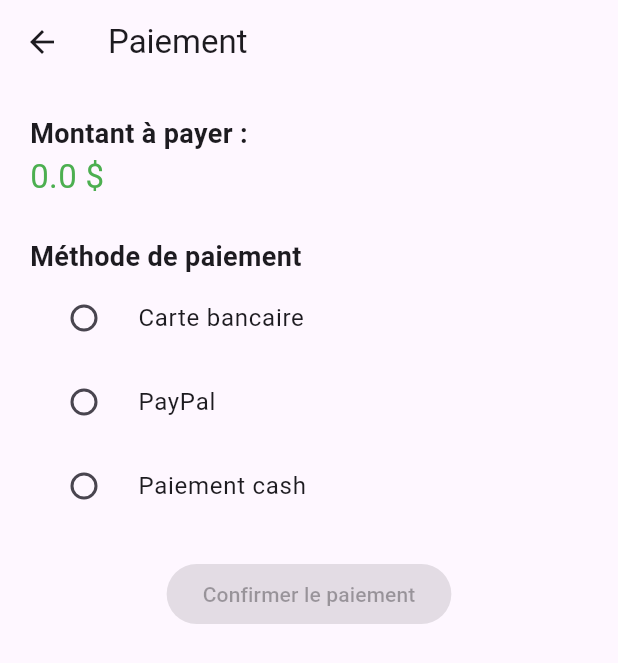
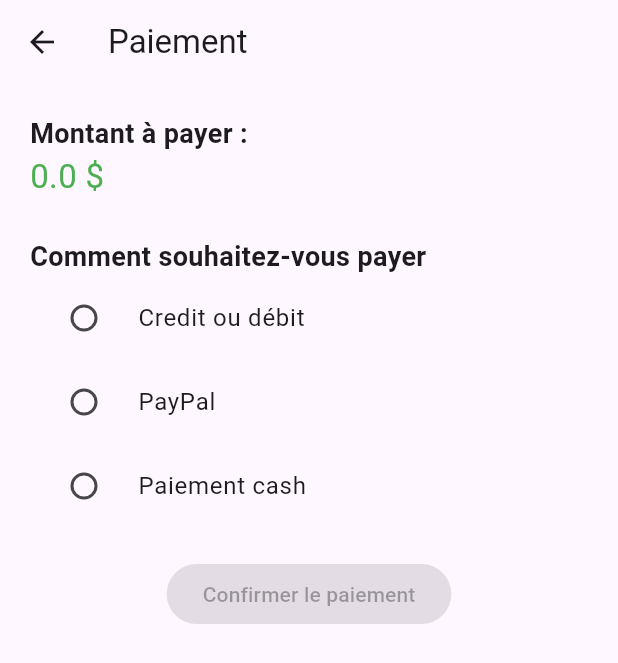
Before and after one commit to dialloramatoulayebah/Projet_Application_De_Restauration_Maison_Des_Saveurs, a Flutter app: the PagePaiement screen opened directly, on a phone screen of 412 x 824 dp. Shown: the top 663 px of the screen. Run offline on Flutter 3.47's test engine with Material 3 defaults, Android fonts, the phone set to English and light mode, and no system bars; our stand-ins replace font_awesome_flutter.

Commit message:
paiement

```diff
--- a/lib/Pages/payment.dart
+++ b/lib/Pages/payment.dart
@@ -25,10 +25,11 @@ class _PagePaiementState extends State<PagePaiement> {
             Text("${Panier.total()} \$",
                 style: TextStyle(fontSize: 22, color: Colors.green)),
             SizedBox(height: 25),
-            Text("Méthode de paiement",
+            Text("Comment souhaitez-vous payer",
                 style: TextStyle(fontSize: 18, fontWeight: FontWeight.bold)),
             RadioListTile(
-              title: Text("Carte bancaire"),
+              title: Text("Credit ou débit"),
+
               value: "carte",
               groupValue: methodePaiement,
               onChanged: (value) => setState(() => methodePaiement = value),
```
